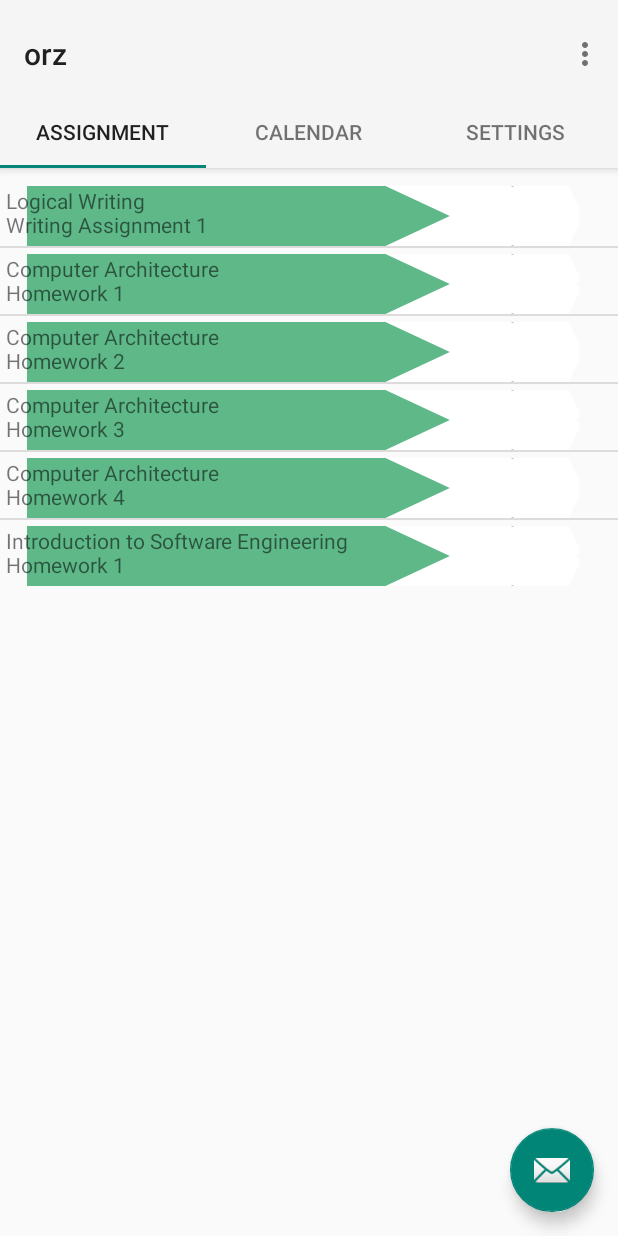
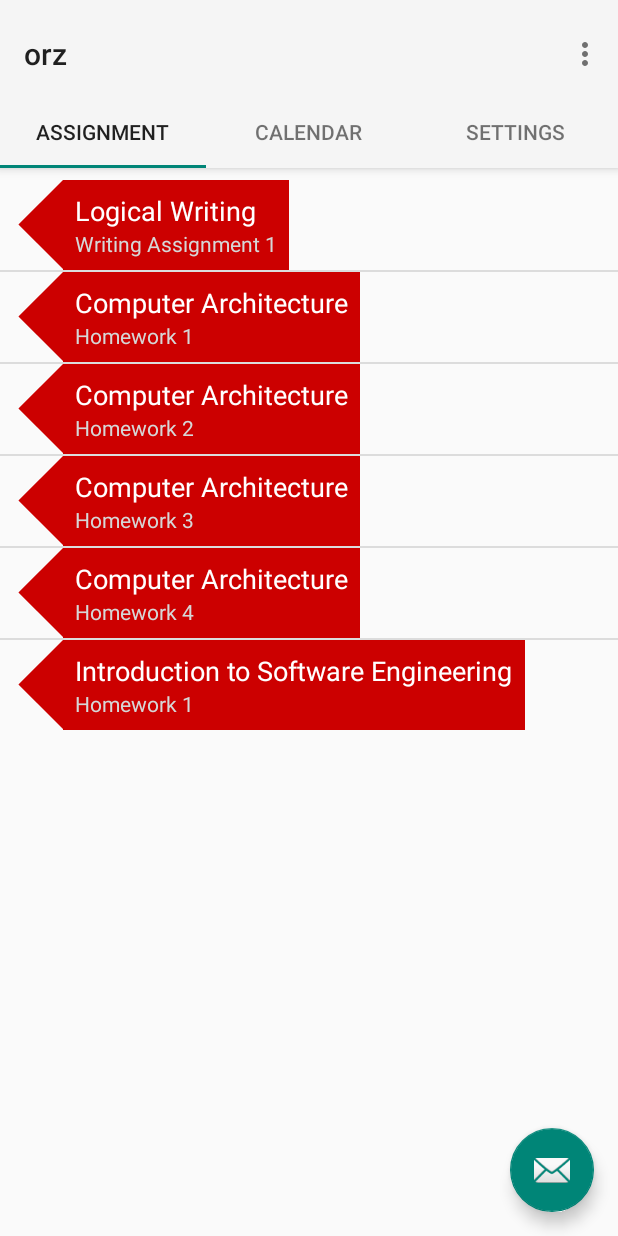
Before and after one commit to KAIST-orz/orz-android, an Android app: the AssignmentTabFragment screen opened directly, with no data from a screen before it, on a phone screen of 412 x 824 dp. Run offline under Robolectric (Android 15) with nearby library versions, the phone set to English and light mode, and no system bars.

Commit message:
자잘한 에러 수정

```diff
--- a/app/src/main/java/kr/ac/kaist/orz/assignmentTabViewAdapter.java
+++ b/app/src/main/java/kr/ac/kaist/orz/assignmentTabViewAdapter.java
@@ -14,26 +14,27 @@ public class assignmentTabViewAdapter extends ArrayAdapter {
 
     // ListViewAdapter의 생성자
     public assignmentTabViewAdapter(Context context, List<assignmentTab> courses) {
-        super(context, R.layout.myassignment, courses);
+        super(context, R.layout.assignment_view, courses);
     }
 
     // position에 위치한 데이터를 화면에 출력하는데 사용될 View를 리턴. : 필수 구현
     @Override
     public View getView(int position, View convertView, ViewGroup parent) {
         LayoutInflater inflater = LayoutInflater.from(getContext());
-        View customView = inflater.inflate(R.layout.myassignment, parent, false);
+        View customView = inflater.inflate(R.layout.assignment_view, parent, false);
 
         //화면에 뿌려줄 정보 (myCourseInformation)
         assignmentTab aItem = (assignmentTab) getItem(position);
 
         //View template으로 사용되는 mycourse.xml에서, 각 요소들을 따옴
-        TextView assignmentName = (TextView) customView.findViewById(R.id.assignment_view);
-        //Button p1_button = (Button)customView.findViewById(R.id.assignment_button2);
+        TextView courseName = (TextView) customView.findViewById(R.id.course_name);
+        TextView assignmentName = (TextView) customView.findViewById(R.id.assignment_name);
 
         //mycourse.xml에서 정해준 TextView들에게 정보를 뿌려줌
         String assignCourse = aItem.getCourse();
         String assignName = aItem.getName();
-        assignmentName.setText(assignCourse.concat("\n").concat(assignName));
+        courseName.setText(assignCourse);
+        assignmentName.setText(assignName);
 
         return customView;
     }
```
Also changed, not shown: app/src/main/java/kr/ac/kaist/orz/myCourseViewAdapter.java (+3 -6 lines).
